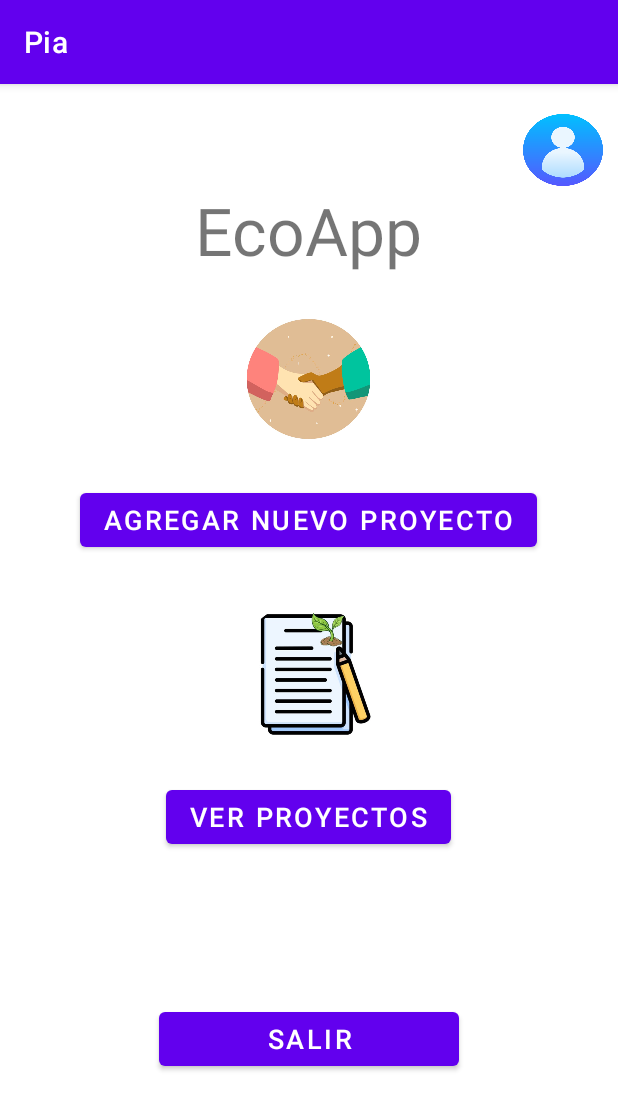
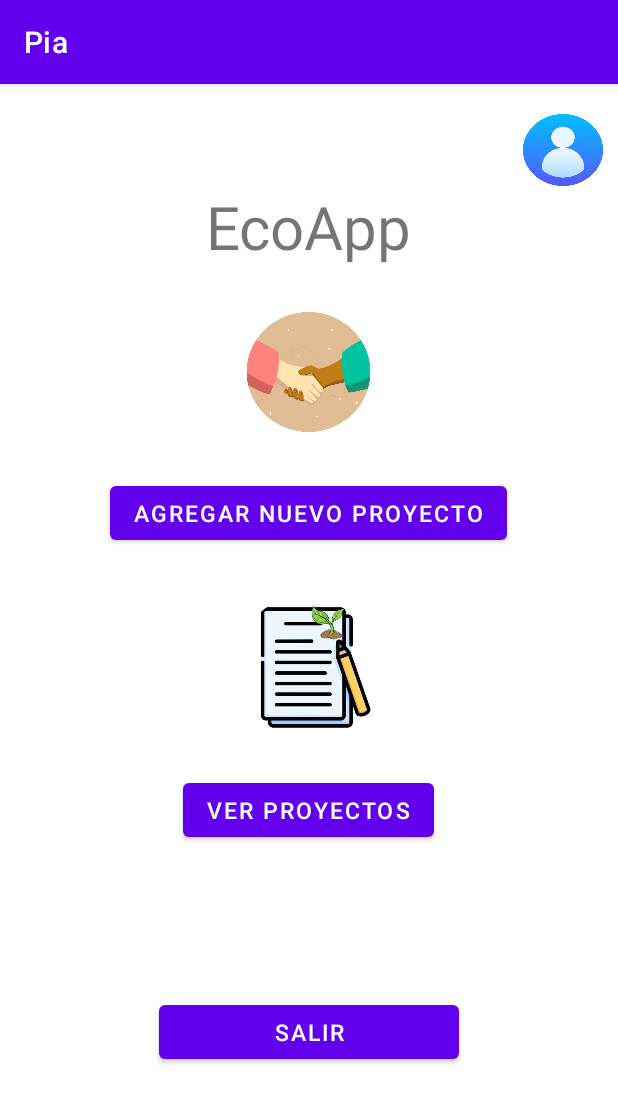
Before and after one commit to Devany15/EcoApp2, an Android app: the Ingresar screen opened directly, with no data from a screen before it, on a phone screen of 412 x 824 dp. Shown: the top 1110 px of the screen. Run offline under Robolectric (Android 15) with nearby library versions, the phone set to English and light mode, and no system bars.

Commit message:
Update activity_ingresar.xml

```diff
--- a/app/src/main/res/layout/activity_ingresar.xml
+++ b/app/src/main/res/layout/activity_ingresar.xml
@@ -37,7 +37,7 @@
                 android:layout_height="wrap_content"
                 android:layout_gravity="center"
                 android:text="EcoApp"
-                android:textSize="44sp" />
+                android:textSize="40sp" />
 
             <ImageView
                 android:layout_width="90dp"
@@ -55,7 +55,7 @@
                 android:layout_marginTop="30dp"
                 android:onClick="AgregarOnClick"
                 android:text="Agregar nuevo proyecto"
-                android:textSize="18sp" />
+                android:textSize="15sp" />
 
             <ImageView
                 android:layout_width="100dp"
@@ -73,7 +73,7 @@
                 android:layout_marginBottom="80dp"
                 android:onClick="VerproyectoOnClick"
                 android:text="Ver proyectos"
-                android:textSize="18sp" />
+                android:textSize="15sp" />
 
 
             <Button
@@ -84,7 +84,7 @@
                 android:layout_marginTop="20dp"
                 android:onClick="SalirOnClick"
                 android:text="Salir"
-                android:textSize="18sp" />
+                android:textSize="15sp" />
         </LinearLayout>
 
     </ScrollView>
```
